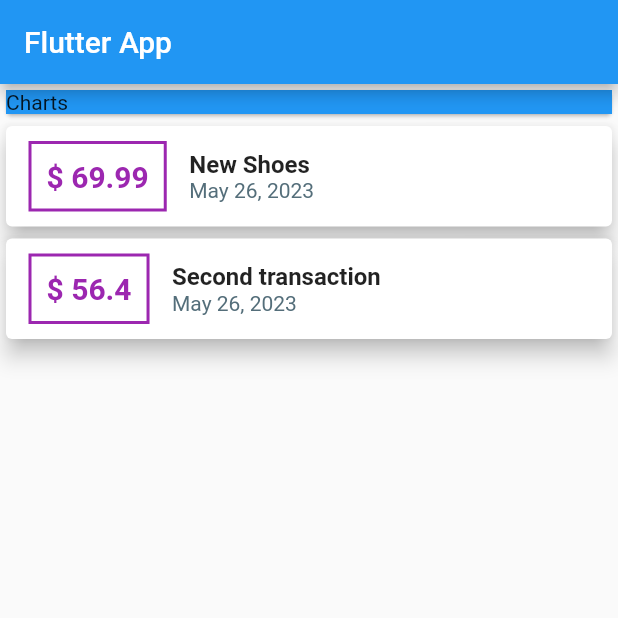
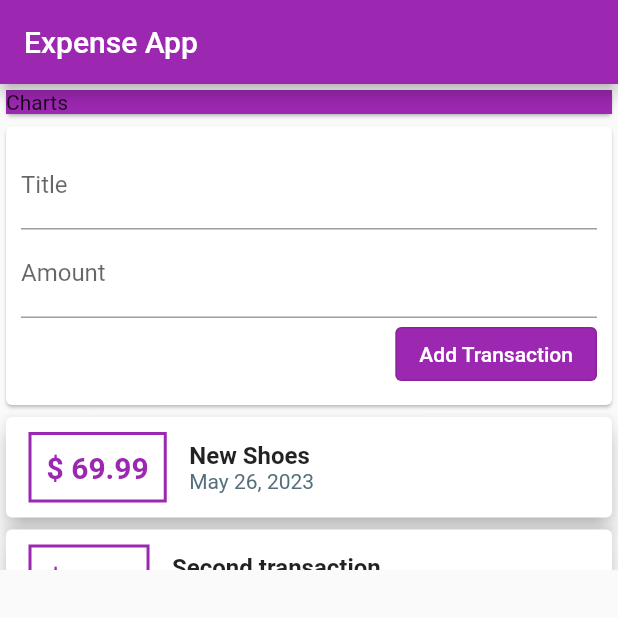
Before and after one commit to worashf/Complete-flutter, a Flutter app: the screen it shows after launch, on a phone screen of 412 x 824 dp, the top half of it. Run offline on Flutter 3.47's test engine with Material 2 defaults, Android fonts, the phone set to English and light mode, and no system bars.

Commit message:
Separate widgets

```diff
--- a/lib/main.dart
+++ b/lib/main.dart
@@ -1,6 +1,7 @@
 import 'package:flutter/material.dart';
-import 'package:intl/intl.dart';
-import 'transaction.dart';
+import './widgets/user_transactions.dart';
+import './widgets/new_transaction.dart';
+import "./widgets/transaction_list.dart";
 
 void main() {
   runApp(MyApp());
@@ -17,76 +18,28 @@ class MyApp extends StatelessWidget {
 }
 
 class MyHomePage extends StatelessWidget {
-  final List<Transaction> transactions = [
-    Transaction(
-      't1',
-      'New Shoes',
-      69.99,
-      DateTime.now(),
-    ),
-    Transaction("t2", "Second transaction", 56.4, DateTime.now()),
-  ];
   @override
   Widget build(BuildContext context) {
     return Scaffold(
         appBar: AppBar(
-        title: Text("Flutter App"),
+          title: const Text("Expense App"),
+          backgroundColor: Colors.purple,
         ),
-      body: Center(
+        body: SingleChildScrollView(
+          child: Center(
               child: Column(
             mainAxisAlignment: MainAxisAlignment.start,
             crossAxisAlignment: CrossAxisAlignment.center,
             children: [
               Card(
                   child: Container(
-            color: Colors.blue,
+                color: Colors.purple,
                 width: double.infinity,
                 child: const Text("Charts"),
               )),
-          Column(
-            children: [
-              ...transactions.map((transaction) {
-                return Card(
-                    elevation: 6,
-                    child: Row(
-                      children: [
-                        Container(
-                            margin: const EdgeInsets.symmetric(
-                                vertical: 10, horizontal: 15),
-                            decoration: BoxDecoration(
-                                border: Border.all(
-                              color: Colors.purple,
-                              width: 2,
-                            )),
-                            padding: const EdgeInsets.all(10),
-                            child: Text(
-                              "\$ ${transaction.amount}",
-                              style: const TextStyle(
-                                  fontWeight: FontWeight.bold,
-                                  fontSize: 20,
-                                  color: Colors.purple),
-                            )),
-                        Column(
-                          crossAxisAlignment: CrossAxisAlignment.start,
-                          children: [
-                            Text(
-                              transaction.title,
-                              style: const TextStyle(
-                                  fontSize: 16, fontWeight: FontWeight.bold),
-                            ),
-                            Text(
-                              DateFormat.yMMMMd().format(transaction.date),
-                              style: TextStyle(color: Colors.blueGrey[600]),
-                            )
-                          ],
-                        )
-                      ],
-                    ));
-              }).toList()
-            ],
-          )
+              const UserTransactions()
             ],
           )),
-    );
+        ));
   }
 }
--- /dev/null
+++ b/lib/widgets/new_transaction.dart
@@ -0,0 +1,38 @@
+import "package:flutter/material.dart";
+
+class NewTransaction extends StatelessWidget {
+  final Function addTransaction;
+  final titleController = TextEditingController();
+  final amountController = TextEditingController();
+
+  NewTransaction(this.addTransaction);
+  @override
+  Widget build(BuildContext context) {
+    return Card(
+      child: Container(
+        padding: const EdgeInsets.all(10),
+        child: Column(crossAxisAlignment: CrossAxisAlignment.end, children: [
+          TextField(
+            decoration: const InputDecoration(labelText: "Title"),
+            controller: titleController,
+          ),
+          TextField(
+            decoration: const InputDecoration(labelText: "Amount"),
+            controller: amountController,
+          ),
+          OutlinedButton(
+            style: OutlinedButton.styleFrom(backgroundColor: Colors.purple),
+            onPressed: () {
+              addTransaction(
+                  titleController.text, double.parse(amountController.text));
+            },
+            child: const Text(
+              "Add Transaction",
+              style: TextStyle(color: Colors.white),
+            ),
+          )
+        ]),
+      ),
+    );
+  }
+}
--- /dev/null
+++ b/lib/widgets/transaction_list.dart
@@ -0,0 +1,55 @@
+import 'package:flutter/material.dart';
+import 'package:intl/intl.dart';
+import "../models/transaction.dart";
+
+class TransactionList extends StatelessWidget {
+  final List<Transaction> transactions;
+
+  TransactionList(this.transactions);
+
+  @override
+  Widget build(BuildContext context) {
+    return Column(
+      children: [
+        ...transactions.map((transaction) {
+          return Card(
+              elevation: 6,
+              child: Row(
+                children: [
+                  Container(
+                      margin: const EdgeInsets.symmetric(
+                          vertical: 10, horizontal: 15),
+                      decoration: BoxDecoration(
+                          border: Border.all(
+                        color: Colors.purple,
+                        width: 2,
+                      )),
+                      padding: const EdgeInsets.all(10),
+                      child: Text(
+                        "\$ ${transaction.amount}",
+                        style: const TextStyle(
+                            fontWeight: FontWeight.bold,
+                            fontSize: 20,
+                            color: Colors.purple),
+                      )),
+                  Column(
+                    crossAxisAlignment: CrossAxisAlignment.start,
+                    children: [
+                      Text(
+                        transaction.title,
+                        style: const TextStyle(
+                            fontSize: 16, fontWeight: FontWeight.bold),
+                      ),
+                      Text(
+                        DateFormat.yMMMMd().format(transaction.date),
+                        style: TextStyle(color: Colors.blueGrey[600]),
+                      )
+                    ],
+                  )
+                ],
+              ));
+        }).toList()
+      ],
+    );
+  }
+}
--- /dev/null
+++ b/lib/widgets/user_transactions.dart
@@ -0,0 +1,43 @@
+import 'package:flutter/material.dart';
+import "../models/transaction.dart";
+import './new_transaction.dart';
+import './transaction_list.dart';
+
+class UserTransactions extends StatefulWidget {
+  const UserTransactions({super.key});
+
+  @override
+  _UserTransactionsState createState() => _UserTransactionsState();
+}
+
+class _UserTransactionsState extends State<UserTransactions> {
+  final List<Transaction> _userTransactions = [
+    Transaction(
+      't1',
+      'New Shoes',
+      69.99,
+      DateTime.now(),
+    ),
+    Transaction("t2", "Second transaction", 56.4, DateTime.now()),
+  ];
+
+  void _addTransaction(txTitle, txAmount) {
+    final transaction = Transaction(
+        DateTime.now().toString(), txTitle, txAmount, DateTime.now());
+    setState(() {
+      _userTransactions.add(transaction);
+    });
+  }
+
+  @override
+  Widget build(BuildContext context) {
+    return SizedBox(
+        height: 300,
+        child: ListView(
+          children: [
+            NewTransaction(_addTransaction),
+            TransactionList(_userTransactions)
+          ],
+        ));
+  }
+}
```
Also changed, not shown: lib/models/transaction.dart (renamed from lib/transaction.dart). Lines whose indentation alone changed are shown as unchanged.
